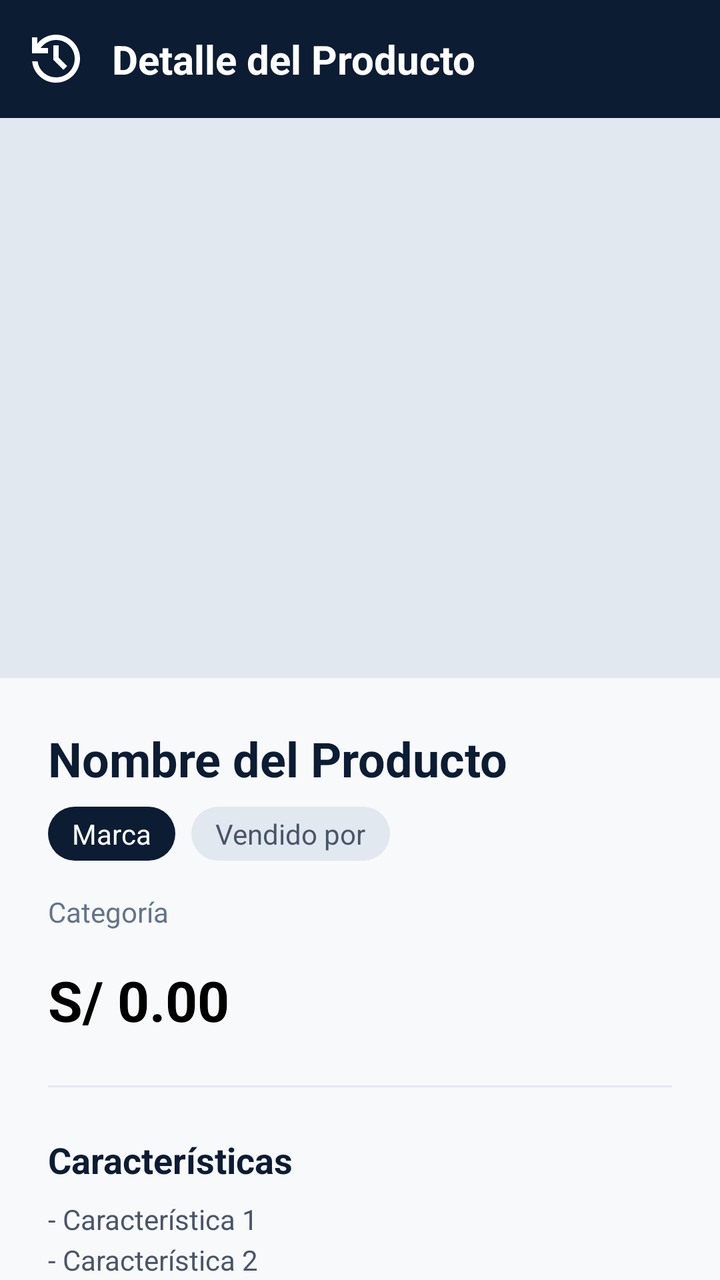
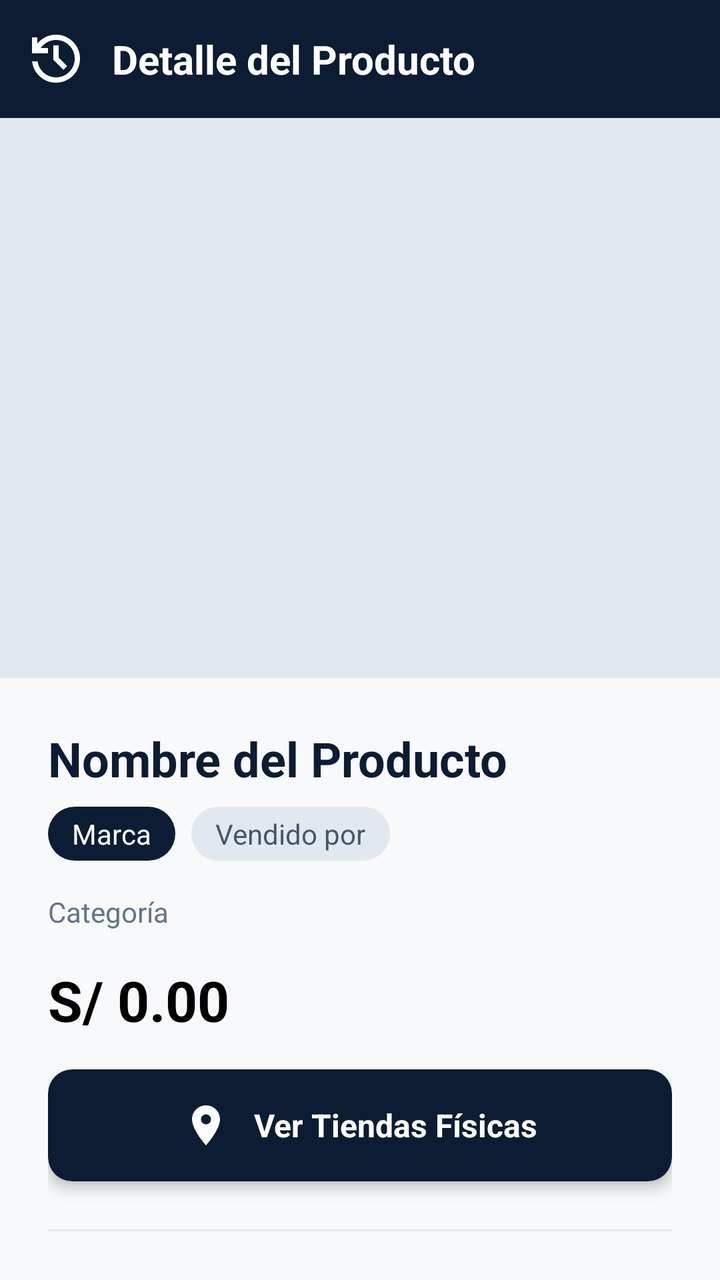

Screens rendered from an Android XML layout before and after an edit, with the pre-edit source and the edit as a unified diff.
<!-- AndroidManifest.xml: application theme Theme.Tienda_app -->
<!-- res/layout/fragment_product_detail.xml -->
<?xml version="1.0" encoding="utf-8"?>
<androidx.constraintlayout.widget.ConstraintLayout xmlns:android="http://schemas.android.com/apk/res/android"
    xmlns:app="http://schemas.android.com/apk/res-auto"
    xmlns:tools="http://schemas.android.com/tools"
    android:layout_width="match_parent"
    android:layout_height="match_parent"
    android:background="#F8F9FA"
    tools:context=".ProductDetailFragment">

    
    <LinearLayout
        android:id="@+id/topBar"
        android:layout_width="match_parent"
        android:layout_height="wrap_content"
        android:background="#0B1C33"
        android:padding="16dp"
        android:orientation="horizontal"
        android:gravity="center_vertical"
        app:layout_constraintTop_toTopOf="parent">

        <ImageView
            android:id="@+id/btnBack"
            android:layout_width="24dp"
            android:layout_height="24dp"
            android:src="@drawable/history"
            app:tint="#FFFFFF"
            android:clickable="true"
            android:focusable="true"
            android:contentDescription="Atrás" />

        <TextView
            android:layout_width="0dp"
            android:layout_height="wrap_content"
            android:layout_weight="1"
            android:text="Detalle del Producto"
            android:textColor="#FFFFFF"
            android:textSize="20sp"
            android:textStyle="bold"
            android:layout_marginStart="16dp" />
    </LinearLayout>

    <androidx.core.widget.NestedScrollView
        android:layout_width="match_parent"
        android:layout_height="0dp"
        app:layout_constraintTop_toBottomOf="@id/topBar"
        app:layout_constraintBottom_toBottomOf="parent">

        <LinearLayout
            android:layout_width="match_parent"
            android:layout_height="wrap_content"
            android:orientation="vertical"
            android:paddingBottom="32dp">

            <ImageView
                android:id="@+id/ivDetailImage"
                android:layout_width="match_parent"
                android:layout_height="280dp"
                android:scaleType="centerCrop"
                android:background="#E2E8F0"
                android:contentDescription="Imagen del producto en detalle"/>

            <LinearLayout
                android:layout_width="match_parent"
                android:layout_height="wrap_content"
                android:orientation="vertical"
                android:padding="24dp">

                <TextView
                    android:id="@+id/tvDetailName"
                    android:layout_width="match_parent"
                    android:layout_height="wrap_content"
                    android:text="Nombre del Producto"
                    android:textSize="24sp"
                    android:textColor="#0B1C33"
                    android:textStyle="bold"/>

                <LinearLayout
                    android:layout_width="match_parent"
                    android:layout_height="wrap_content"
                    android:orientation="horizontal"
                    android:layout_marginTop="8dp">
                    
                    <TextView
                        android:id="@+id/tvDetailBrand"
                        android:layout_width="wrap_content"
                        android:layout_height="wrap_content"
                        android:text="Marca"
                        android:textSize="14sp"
                        android:textColor="#FFFFFF"
                        android:background="@drawable/bg_badge_dark"
                        android:paddingHorizontal="12dp"
                        android:paddingVertical="4dp"/>
                        
                    <TextView
                        android:id="@+id/tvDetailSeller"
                        android:layout_width="wrap_content"
                        android:layout_height="wrap_content"
                        android:text="Vendido por"
                        android:textSize="14sp"
                        android:textColor="#4A5568"
                        android:layout_marginStart="8dp"
                        android:background="@drawable/bg_badge_light"
                        android:paddingHorizontal="12dp"
                        android:paddingVertical="4dp"/>
                </LinearLayout>

                <TextView
                    android:id="@+id/tvDetailCategory"
                    android:layout_width="match_parent"
                    android:layout_height="wrap_content"
                    android:text="Categoría"
                    android:textSize="14sp"
                    android:textColor="#64748B"
                    android:layout_marginTop="16dp"/>

                <TextView
                    android:id="@+id/tvDetailPrice"
                    android:layout_width="match_parent"
                    android:layout_height="wrap_content"
                    android:text="S/ 0.00"
                    android:textSize="28sp"
                    android:textColor="#000000"
                    android:textStyle="bold"
                    android:layout_marginTop="16dp"/>

                <View
                    android:layout_width="match_parent"
                    android:layout_height="1dp"
                    android:background="#E2E8F0"
                    android:layout_marginVertical="24dp"/>

                <TextView
                    android:layout_width="match_parent"
                    android:layout_height="wrap_content"
                    android:text="Características"
                    android:textSize="18sp"
                    android:textColor="#0B1C33"
                    android:textStyle="bold"
                    android:layout_marginBottom="8dp"/>
                    
                <TextView
                    android:id="@+id/tvDetailFeatures"
                    android:layout_width="match_parent"
                    android:layout_height="wrap_content"
                    android:text="- Característica 1\n- Característica 2"
                    android:textSize="14sp"
                    android:textColor="#4A5568"
                    android:lineSpacingExtra="4dp"/>

                <View
                    android:layout_width="match_parent"
                    android:layout_height="1dp"
                    android:background="#E2E8F0"
                    android:layout_marginVertical="24dp"/>

                <TextView
                    android:layout_width="match_parent"
                    android:layout_height="wrap_content"
                    android:text="Especificaciones"
                    android:textSize="18sp"
                    android:textColor="#0B1C33"
                    android:textStyle="bold"
                    android:layout_marginBottom="8dp"/>
                    
                <TextView
                    android:id="@+id/tvDetailSpecs"
                    android:layout_width="match_parent"
                    android:layout_height="wrap_content"
                    android:text="- Spec 1\n- Spec 2"
                    android:textSize="14sp"
                    android:textColor="#4A5568"
                    android:lineSpacingExtra="4dp"/>

            </LinearLayout>
        </LinearLayout>
    </androidx.core.widget.NestedScrollView>
</androidx.constraintlayout.widget.ConstraintLayout>
<!-- resources referenced by this layout -->
<resources>
  <!-- drawable bg_badge_dark (drawable) -->
  <shape xmlns:android="http://schemas.android.com/apk/res/android">
      <solid android:color="#0B1C33"/>
      <corners android:radius="16dp"/>
  </shape>
  <!-- drawable bg_badge_light (drawable) -->
  <shape xmlns:android="http://schemas.android.com/apk/res/android">
      <solid android:color="#E2E8F0"/>
      <corners android:radius="16dp"/>
  </shape>
  <!-- drawable history (drawable) -->
  <vector xmlns:android="http://schemas.android.com/apk/res/android"
      android:width="18dp"
      android:height="18dp"
      android:viewportWidth="18"
      android:viewportHeight="18">
    <path
        android:pathData="M9,18C6.7,18 4.696,17.237 2.987,15.712C1.279,14.188 0.3,12.283 0.05,10H2.1C2.333,11.733 3.104,13.167 4.412,14.3C5.721,15.433 7.25,16 9,16C10.95,16 12.604,15.321 13.962,13.962C15.321,12.604 16,10.95 16,9C16,7.05 15.321,5.396 13.962,4.037C12.604,2.679 10.95,2 9,2C7.85,2 6.775,2.267 5.775,2.8C4.775,3.333 3.933,4.067 3.25,5H6V7H0V1H2V3.35C2.85,2.283 3.888,1.458 5.113,0.875C6.338,0.292 7.633,0 9,0C10.25,0 11.421,0.237 12.512,0.712C13.604,1.188 14.554,1.829 15.363,2.638C16.171,3.446 16.813,4.396 17.288,5.488C17.763,6.579 18,7.75 18,9C18,10.25 17.763,11.421 17.288,12.512C16.813,13.604 16.171,14.554 15.363,15.363C14.554,16.171 13.604,16.813 12.512,17.288C11.421,17.763 10.25,18 9,18ZM11.8,13.2L8,9.4V4H10V8.6L13.2,11.8L11.8,13.2Z"
        android:fillColor="#64748B"/>
  </vector>
  <style name="Theme.Tienda_app" parent="Base.Theme.Tienda_app" />
  <style name="Base.Theme.Tienda_app" parent="Theme.Material3.DayNight.NoActionBar">
          
          
      </style>
</resources>

<!-- the commit's change to res/layout/fragment_product_detail.xml (unified diff, before → after) -->
@@ -123,6 +123,44 @@
                     android:textStyle="bold"
                     android:layout_marginTop="16dp"/>
 
+                <androidx.cardview.widget.CardView
+                    android:id="@+id/btnViewStores"
+                    android:layout_width="match_parent"
+                    android:layout_height="wrap_content"
+                    android:layout_marginTop="16dp"
+                    app:cardCornerRadius="12dp"
+                    app:cardElevation="4dp"
+                    app:cardBackgroundColor="#0B1C33"
+                    android:clickable="true"
+                    android:focusable="true"
+                    android:foreground="?android:attr/selectableItemBackground"
+                    android:contentDescription="Ver ubicaciones de las tiendas físicas del vendedor">
+
+                    <LinearLayout
+                        android:layout_width="match_parent"
+                        android:layout_height="wrap_content"
+                        android:orientation="horizontal"
+                        android:gravity="center"
+                        android:padding="16dp">
+
+                        <ImageView
+                            android:layout_width="24dp"
+                            android:layout_height="24dp"
+                            android:src="@drawable/ic_location"
+                            app:tint="#FFFFFF"
+                            android:layout_marginEnd="12dp"
+                            android:importantForAccessibility="no" />
+
+                        <TextView
+                            android:layout_width="wrap_content"
+                            android:layout_height="wrap_content"
+                            android:text="Ver Tiendas Físicas"
+                            android:textColor="#FFFFFF"
+                            android:textSize="16sp"
+                            android:textStyle="bold" />
+                    </LinearLayout>
+                </androidx.cardview.widget.CardView>
+
                 <View
                     android:layout_width="match_parent"
                     android:layout_height="1dp"
<!-- resource entries referenced after the edit -->
@@ -20,6 +20,16 @@
         android:pathData="M9,18C6.7,18 4.696,17.237 2.987,15.712C1.279,14.188 0.3,12.283 0.05,10H2.1C2.333,11.733 3.104,13.167 4.412,14.3C5.721,15.433 7.25,16 9,16C10.95,16 12.604,15.321 13.962,13.962C15.321,12.604 16,10.95 16,9C16,7.05 15.321,5.396 13.962,4.037C12.604,2.679 10.95,2 9,2C7.85,2 6.775,2.267 5.775,2.8C4.775,3.333 3.933,4.067 3.25,5H6V7H0V1H2V3.35C2.85,2.283 3.888,1.458 5.113,0.875C6.338,0.292 7.633,0 9,0C10.25,0 11.421,0.237 12.512,0.712C13.604,1.188 14.554,1.829 15.363,2.638C16.171,3.446 16.813,4.396 17.288,5.488C17.763,6.579 18,7.75 18,9C18,10.25 17.763,11.421 17.288,12.512C16.813,13.604 16.171,14.554 15.363,15.363C14.554,16.171 13.604,16.813 12.512,17.288C11.421,17.763 10.25,18 9,18ZM11.8,13.2L8,9.4V4H10V8.6L13.2,11.8L11.8,13.2Z"
         android:fillColor="#64748B"/>
   </vector>
+  <!-- drawable ic_location (drawable) -->
+  <vector xmlns:android="http://schemas.android.com/apk/res/android"
+      android:width="24dp"
+      android:height="24dp"
+      android:viewportWidth="24"
+      android:viewportHeight="24">
+    <path
+        android:fillColor="#FFFFFFFF"
+        android:pathData="M12,2C8.13,2 5,5.13 5,9c0,5.25 7,13 7,13s7,-7.75 7,-13c0,-3.87 -3.13,-7 -7,-7zM12,11.5c-1.38,0 -2.5,-1.12 -2.5,-2.5s1.12,-2.5 2.5,-2.5 2.5,1.12 2.5,2.5 -1.12,2.5 -2.5,2.5z"/>
+  </vector>
   <style name="Theme.Tienda_app" parent="Base.Theme.Tienda_app" />
   <style name="Base.Theme.Tienda_app" parent="Theme.Material3.DayNight.NoActionBar">
           
